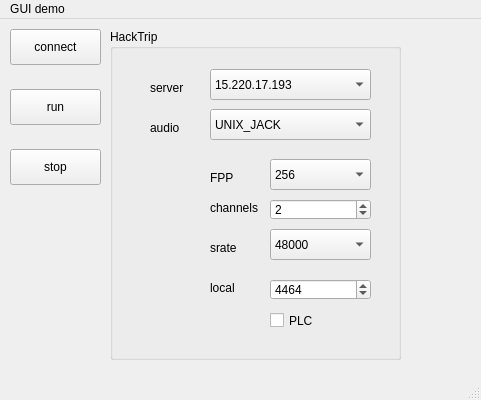
This is alsaDuplex/app/mainwindow.ui in cchafe/hacktrip as Qt 5 draws it before an edit. The edited form follows.
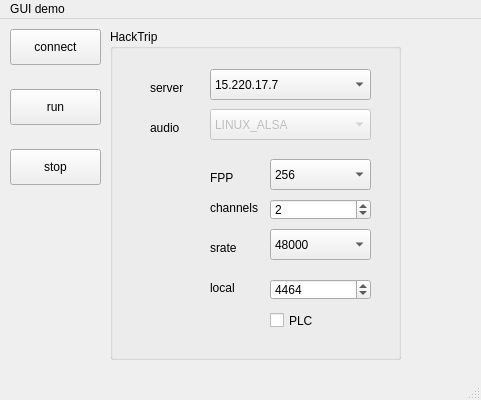
This is the edited form.

Commit message: adjustable FPP from GUI changes pipe-wire

Patch:
```diff
--- a/alsaDuplex/app/mainwindow.ui
+++ b/alsaDuplex/app/mainwindow.ui
@@ -145,7 +145,7 @@
      </property>
      <item>
       <property name="text">
-       <string>15.220.17.193</string>
+       <string>15.220.17.7</string>
       </property>
      </item>
      <item>
@@ -268,6 +268,9 @@
      </property>
     </widget>
     <widget class="QComboBox" name="audioComboBox">
+     <property name="enabled">
+      <bool>false</bool>
+     </property>
      <property name="geometry">
       <rect>
        <x>100</x>
@@ -277,8 +280,13 @@
       </rect>
      </property>
      <property name="currentIndex">
-      <number>3</number>
+      <number>0</number>
      </property>
+     <item>
+      <property name="text">
+       <string>LINUX_ALSA</string>
+      </property>
+     </item>
      <item>
       <property name="text">
        <string>UNSPECIFIED</string>
```
Left out of the diff: 5 changed lines with no effect on the pictures. The commit also changes 1 other file.
